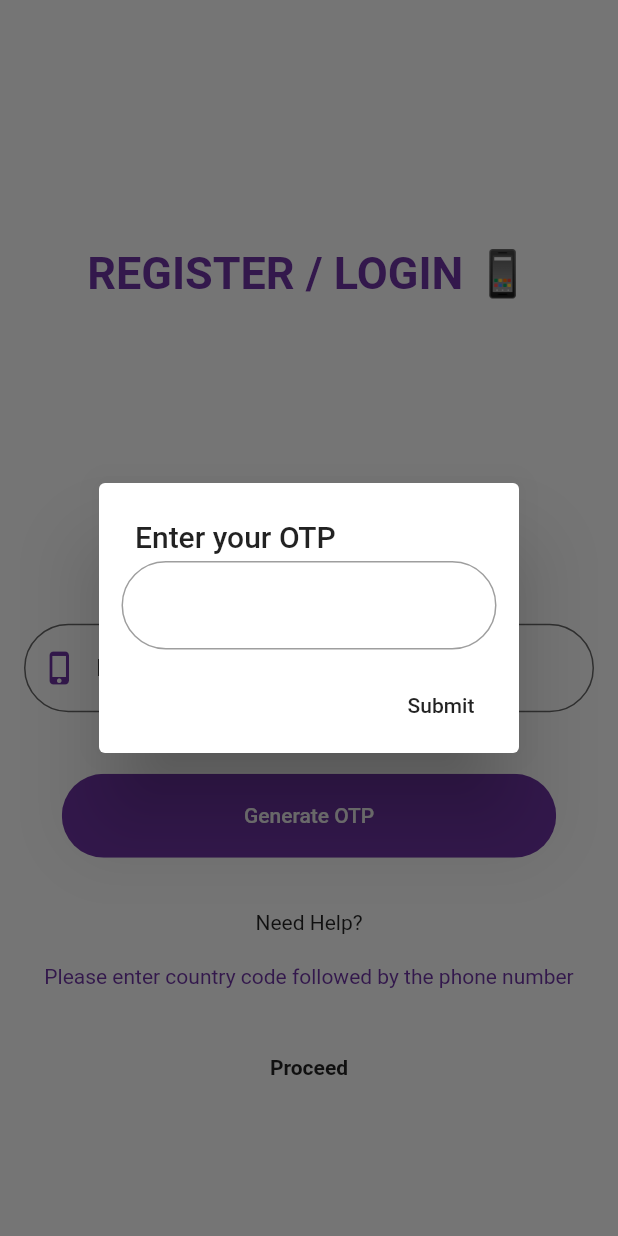
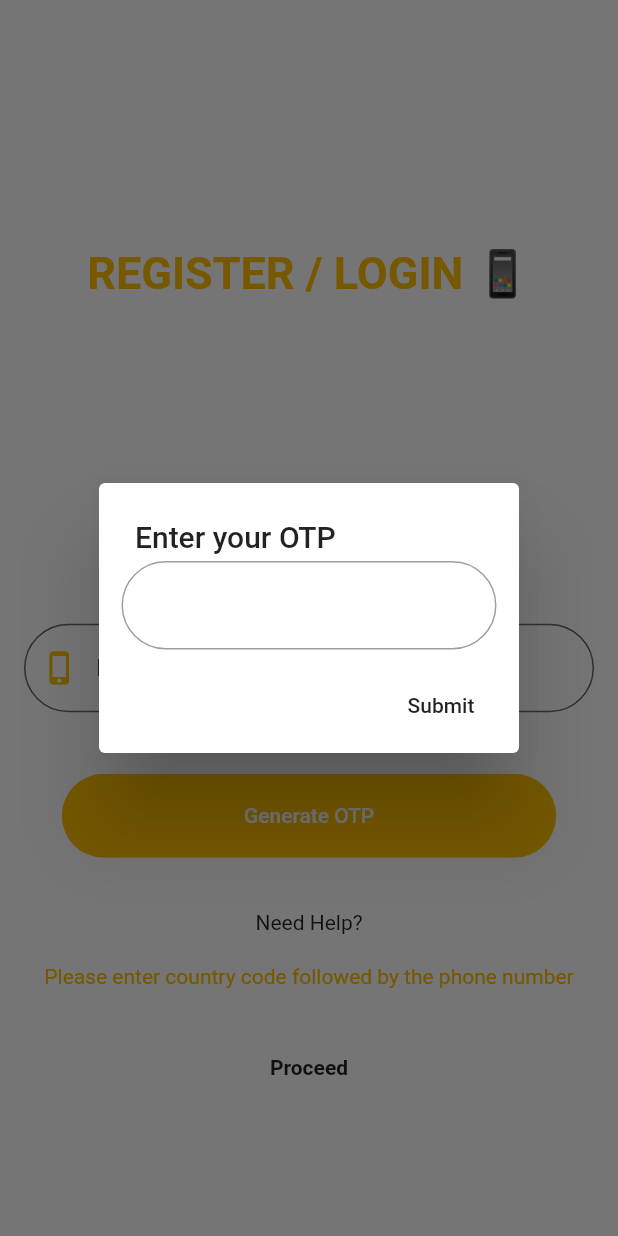
Before and after one commit to MbuuseBen/makanika, a Flutter app: the OtpScreen screen opened directly, after a tap on "Generate OTP", on a phone screen of 412 x 824 dp. Run offline on Flutter 3.47's test engine with Material 2 defaults, Android fonts, the phone set to English and light mode, and no system bars; our stand-ins replace flutter_svg; network calls fail.

Commit message:
changed colors

```diff
--- a/lib/constants.dart
+++ b/lib/constants.dart
@@ -1,4 +1,4 @@
 import 'package:flutter/material.dart';
 
-const kPrimaryColor = Color(0xFF6F35A5);
+const kPrimaryColor = Color(0xFFFFBF00);
 const kPrimarylightColor = Color(0xFFF1E6FF);
--- a/lib/screens/Login/login_screen.dart
+++ b/lib/screens/Login/login_screen.dart
@@ -2,6 +2,8 @@ import 'package:book/components/already_have_an_account_check.dart';
 import 'package:book/components/rounded_button.dart';
 import 'package:book/components/rounded_password_field.dart';
 import 'package:book/constants.dart';
+import 'package:book/screens/Account/account_settings.dart';
+import 'package:book/screens/EditSettings/edit_settings.dart';
 import 'package:book/screens/Login/components/background.dart';
 import 'package:book/components/rounded_input_field.dart';
 import 'package:book/components/text_field_container.dart';
@@ -52,7 +54,7 @@ class LoginScreen extends StatelessWidget {
                     context,
                     MaterialPageRoute(
                         builder: (context){
-                          return ShopPage();
+                          return EditSettings();
                         }
                     )
                 );
--- a/lib/screens/Shop/shop_page.dart
+++ b/lib/screens/Shop/shop_page.dart
@@ -42,8 +42,6 @@ class _ShopPageState extends State<ShopPage> {
 
 
           Container(
-    // alignment: Alignment.centerLeft,
-    // margin: const EdgeInsets.symmetric(horizontal: 5.0),
             width: 400,
             child: Card(
               margin: const EdgeInsets.symmetric(horizontal: 5.0),
--- a/lib/screens/otp/otp_screen.dart
+++ b/lib/screens/otp/otp_screen.dart
@@ -32,11 +32,6 @@ class OtpScreen extends StatelessWidget{
               height: 150,
             ),
             SizedBox(height: 50,),
-            // SvgPicture.asset(
-            //   "assets/icons/login.svg",
-            //   height: size.height * 0.10,
-            // ),
-
             Padding(
               padding: const EdgeInsets.all(16.0),
               child: TextField(
```
Also changed, not shown: lib/screens/Account/account_settings.dart (+0 -7 lines).
